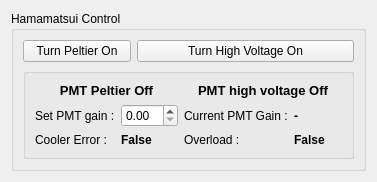
First picture: the form in acq4/devices/HamamatsuPMT/hamamatsuPMTTemplate.ui, repository mgraupe/acq4, before the edit.
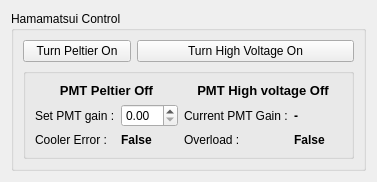
Second picture: the form after the edit. Custom widgets are drawn as their Qt base class.

Commit message: improved gain settings with and without high voltage on

```diff
--- a/acq4/devices/HamamatsuPMT/hamamatsuPMTTemplate.ui
+++ b/acq4/devices/HamamatsuPMT/hamamatsuPMTTemplate.ui
@@ -120,7 +120,7 @@
             </font>
            </property>
            <property name="text">
-            <string>PMT high voltage Off</string>
+            <string>PMT High voltage Off</string>
            </property>
            <property name="alignment">
             <set>Qt::AlignCenter</set>
```
Left out of the diff: 3 changed lines with no effect on the pictures. The commit also changes 2 other files.
